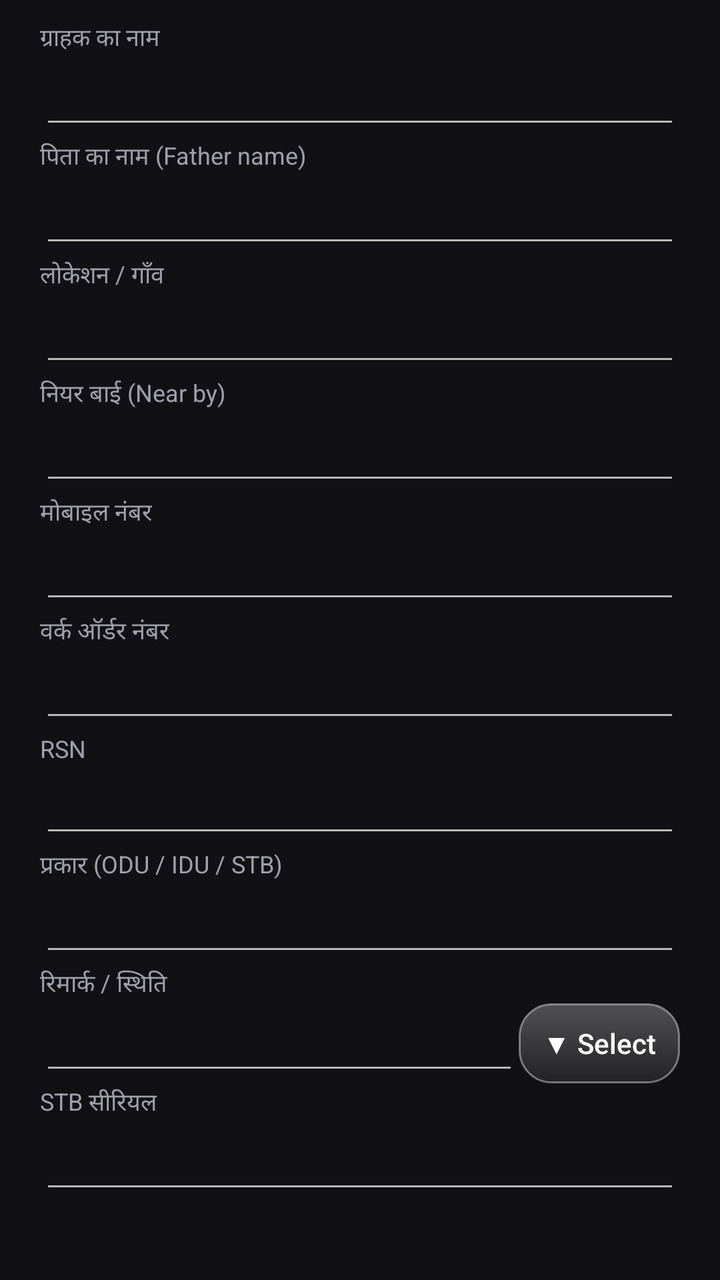
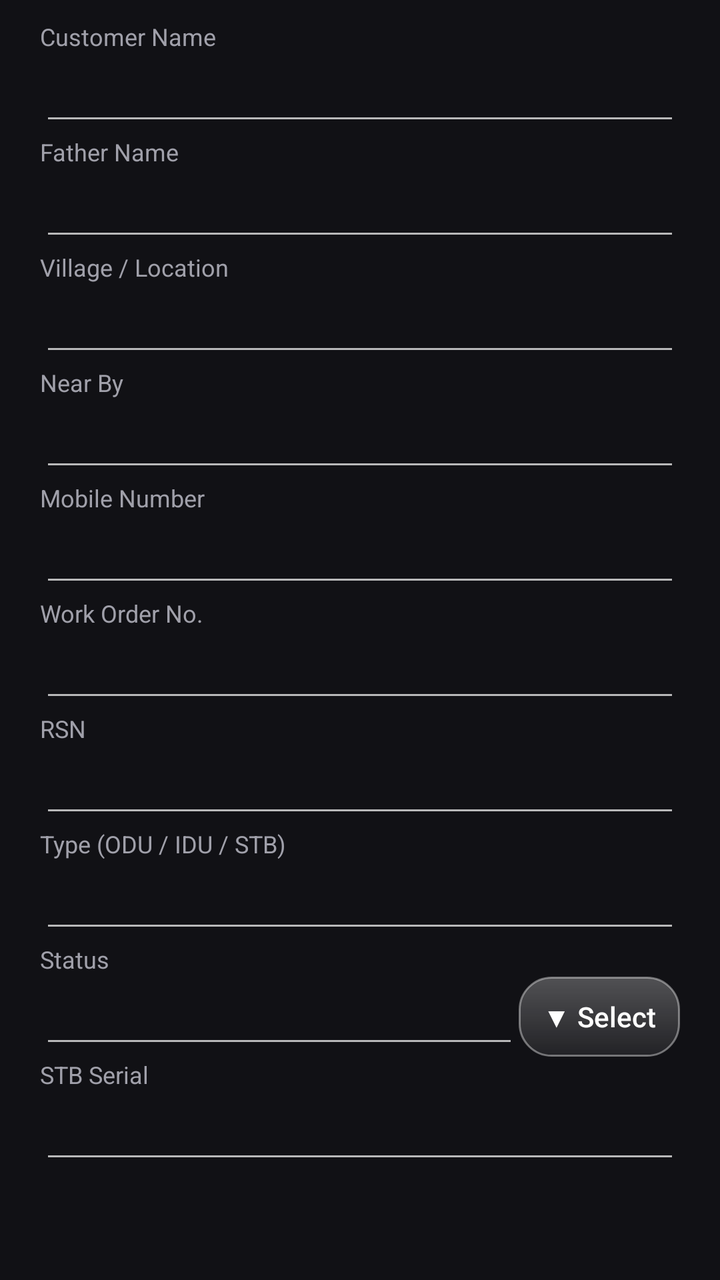

Compare the two renders of this Android layout. The source of the first and the diff that turns it into the second are given below.
<!-- AndroidManifest.xml: application theme AppTheme -->
<!-- res/layout/dialog_edit.xml -->
<?xml version="1.0" encoding="utf-8"?>
<ScrollView xmlns:android="http://schemas.android.com/apk/res/android"
    android:layout_width="match_parent" android:layout_height="wrap_content">
    <LinearLayout android:layout_width="match_parent" android:layout_height="wrap_content"
        android:orientation="vertical" android:paddingLeft="20dp" android:paddingRight="20dp"
        android:paddingTop="10dp">

        <TextView android:layout_width="wrap_content" android:layout_height="wrap_content"
            android:text="ग्राहक का नाम" android:textSize="12sp" android:textColor="#A0A0AA" />
        <EditText android:textColor="#FFFFFF" android:id="@+id/eName" android:layout_width="match_parent"
            android:layout_height="wrap_content" android:inputType="textPersonName|textCapWords" />

        <TextView android:layout_width="wrap_content" android:layout_height="wrap_content"
            android:text="पिता का नाम (Father name)" android:textSize="12sp" android:textColor="#A0A0AA" />
        <EditText android:textColor="#FFFFFF" android:id="@+id/eFather" android:layout_width="match_parent"
            android:layout_height="wrap_content" android:inputType="textPersonName|textCapWords" />

        <TextView android:layout_width="wrap_content" android:layout_height="wrap_content"
            android:text="लोकेशन / गाँव" android:textSize="12sp" android:textColor="#A0A0AA" />
        <EditText android:textColor="#FFFFFF" android:id="@+id/eLoc" android:layout_width="match_parent"
            android:layout_height="wrap_content" android:inputType="text|textCapWords" />

        <TextView android:layout_width="wrap_content" android:layout_height="wrap_content"
            android:text="नियर बाई (Near by)" android:textSize="12sp" android:textColor="#A0A0AA" />
        <EditText android:textColor="#FFFFFF" android:id="@+id/eNear" android:layout_width="match_parent"
            android:layout_height="wrap_content" android:inputType="text|textCapWords" />

        <TextView android:layout_width="wrap_content" android:layout_height="wrap_content"
            android:text="मोबाइल नंबर" android:textSize="12sp" android:textColor="#A0A0AA" />
        <EditText android:textColor="#FFFFFF" android:id="@+id/eMob" android:layout_width="match_parent"
            android:layout_height="wrap_content" android:inputType="phone" />

        <TextView android:layout_width="wrap_content" android:layout_height="wrap_content"
            android:text="वर्क ऑर्डर नंबर" android:textSize="12sp" android:textColor="#A0A0AA" />
        <EditText android:textColor="#FFFFFF" android:id="@+id/eWo" android:layout_width="match_parent"
            android:layout_height="wrap_content" android:inputType="number" />

        <TextView android:layout_width="wrap_content" android:layout_height="wrap_content"
            android:text="RSN" android:textSize="12sp" android:textColor="#A0A0AA" />
        <EditText android:textColor="#FFFFFF" android:id="@+id/eRsn" android:layout_width="match_parent"
            android:layout_height="wrap_content" android:inputType="textCapCharacters" />

        <TextView android:layout_width="wrap_content" android:layout_height="wrap_content"
            android:text="प्रकार (ODU / IDU / STB)" android:textSize="12sp" android:textColor="#A0A0AA" />
        <EditText android:textColor="#FFFFFF" android:id="@+id/eType" android:layout_width="match_parent"
            android:layout_height="wrap_content" android:inputType="textCapCharacters" />

        <TextView android:layout_width="wrap_content" android:layout_height="wrap_content"
            android:text="रिमार्क / स्थिति" android:textSize="12sp" android:textColor="#A0A0AA" />
        <LinearLayout android:layout_width="match_parent" android:layout_height="wrap_content"
            android:orientation="horizontal" android:gravity="center_vertical">
            <EditText android:textColor="#FFFFFF" android:id="@+id/eSt" android:layout_width="0dp"
                android:layout_weight="1" android:layout_height="wrap_content" android:inputType="text" />
            <Button android:id="@+id/btnPreset" android:layout_width="wrap_content"
                android:layout_height="40dp" android:minWidth="0dp" android:minHeight="0dp"
                android:text="▼ Select" android:textAllCaps="false" android:textColor="#FFFFFF"
                android:background="@drawable/glass_button" android:stateListAnimator="@null"
                android:paddingLeft="12dp" android:paddingRight="12dp" />
        </LinearLayout>

        <TextView android:layout_width="wrap_content" android:layout_height="wrap_content"
            android:text="STB सीरियल" android:textSize="12sp" android:textColor="#A0A0AA" />
        <EditText android:textColor="#FFFFFF" android:id="@+id/eStb" android:layout_width="match_parent"
            android:layout_height="wrap_content" android:inputType="textCapCharacters" />
    </LinearLayout>
</ScrollView>
<!-- resources referenced by this layout -->
<resources>
  <!-- drawable glass_button (drawable) -->
  <?xml version="1.0" encoding="utf-8"?>
  <ripple xmlns:android="http://schemas.android.com/apk/res/android" android:color="#55FFFFFF">
      <item>
          <shape android:shape="rectangle">
              <gradient android:startColor="#44FFFFFF" android:endColor="#12FFFFFF" android:angle="270" />
              <stroke android:width="1dp" android:color="#66FFFFFF" />
              <corners android:radius="16dp" />
          </shape>
      </item>
  </ripple>
  <style name="AppTheme" parent="@android:style/Theme.Material.NoActionBar">
          <item name="android:statusBarColor">#6658F5</item>
          <item name="android:windowBackground">#111115</item>
          <item name="android:colorAccent">#8B7FFF</item>
          <item name="android:textColorPrimary">#FFFFFF</item>
      </style>
</resources>

<!-- the commit's change to res/layout/dialog_edit.xml (unified diff, before → after) -->
@@ -6,32 +6,32 @@
         android:paddingTop="10dp">
 
         <TextView android:layout_width="wrap_content" android:layout_height="wrap_content"
-            android:text="ग्राहक का नाम" android:textSize="12sp" android:textColor="#A0A0AA" />
+            android:text="Customer Name" android:textSize="12sp" android:textColor="#A0A0AA" />
         <EditText android:textColor="#FFFFFF" android:id="@+id/eName" android:layout_width="match_parent"
             android:layout_height="wrap_content" android:inputType="textPersonName|textCapWords" />
 
         <TextView android:layout_width="wrap_content" android:layout_height="wrap_content"
-            android:text="पिता का नाम (Father name)" android:textSize="12sp" android:textColor="#A0A0AA" />
+            android:text="Father Name" android:textSize="12sp" android:textColor="#A0A0AA" />
         <EditText android:textColor="#FFFFFF" android:id="@+id/eFather" android:layout_width="match_parent"
             android:layout_height="wrap_content" android:inputType="textPersonName|textCapWords" />
 
         <TextView android:layout_width="wrap_content" android:layout_height="wrap_content"
-            android:text="लोकेशन / गाँव" android:textSize="12sp" android:textColor="#A0A0AA" />
+            android:text="Village / Location" android:textSize="12sp" android:textColor="#A0A0AA" />
         <EditText android:textColor="#FFFFFF" android:id="@+id/eLoc" android:layout_width="match_parent"
             android:layout_height="wrap_content" android:inputType="text|textCapWords" />
 
         <TextView android:layout_width="wrap_content" android:layout_height="wrap_content"
-            android:text="नियर बाई (Near by)" android:textSize="12sp" android:textColor="#A0A0AA" />
+            android:text="Near By" android:textSize="12sp" android:textColor="#A0A0AA" />
         <EditText android:textColor="#FFFFFF" android:id="@+id/eNear" android:layout_width="match_parent"
             android:layout_height="wrap_content" android:inputType="text|textCapWords" />
 
         <TextView android:layout_width="wrap_content" android:layout_height="wrap_content"
-            android:text="मोबाइल नंबर" android:textSize="12sp" android:textColor="#A0A0AA" />
+            android:text="Mobile Number" android:textSize="12sp" android:textColor="#A0A0AA" />
         <EditText android:textColor="#FFFFFF" android:id="@+id/eMob" android:layout_width="match_parent"
             android:layout_height="wrap_content" android:inputType="phone" />
 
         <TextView android:layout_width="wrap_content" android:layout_height="wrap_content"
-            android:text="वर्क ऑर्डर नंबर" android:textSize="12sp" android:textColor="#A0A0AA" />
+            android:text="Work Order No." android:textSize="12sp" android:textColor="#A0A0AA" />
         <EditText android:textColor="#FFFFFF" android:id="@+id/eWo" android:layout_width="match_parent"
             android:layout_height="wrap_content" android:inputType="number" />
 
@@ -41,12 +41,12 @@
             android:layout_height="wrap_content" android:inputType="textCapCharacters" />
 
         <TextView android:layout_width="wrap_content" android:layout_height="wrap_content"
-            android:text="प्रकार (ODU / IDU / STB)" android:textSize="12sp" android:textColor="#A0A0AA" />
+            android:text="Type (ODU / IDU / STB)" android:textSize="12sp" android:textColor="#A0A0AA" />
         <EditText android:textColor="#FFFFFF" android:id="@+id/eType" android:layout_width="match_parent"
             android:layout_height="wrap_content" android:inputType="textCapCharacters" />
 
         <TextView android:layout_width="wrap_content" android:layout_height="wrap_content"
-            android:text="रिमार्क / स्थिति" android:textSize="12sp" android:textColor="#A0A0AA" />
+            android:text="Status" android:textSize="12sp" android:textColor="#A0A0AA" />
         <LinearLayout android:layout_width="match_parent" android:layout_height="wrap_content"
             android:orientation="horizontal" android:gravity="center_vertical">
             <EditText android:textColor="#FFFFFF" android:id="@+id/eSt" android:layout_width="0dp"
@@ -59,7 +59,7 @@
         </LinearLayout>
 
         <TextView android:layout_width="wrap_content" android:layout_height="wrap_content"
-            android:text="STB सीरियल" android:textSize="12sp" android:textColor="#A0A0AA" />
+            android:text="STB Serial" android:textSize="12sp" android:textColor="#A0A0AA" />
         <EditText android:textColor="#FFFFFF" android:id="@+id/eStb" android:layout_width="match_parent"
             android:layout_height="wrap_content" android:inputType="textCapCharacters" />
     </LinearLayout>
